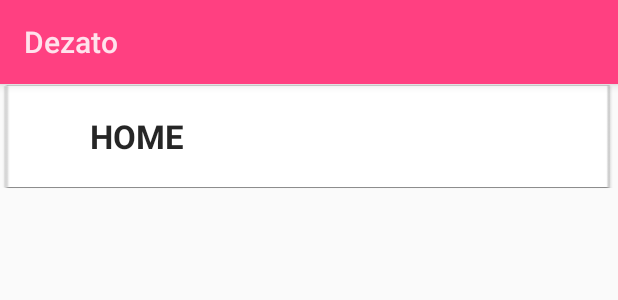
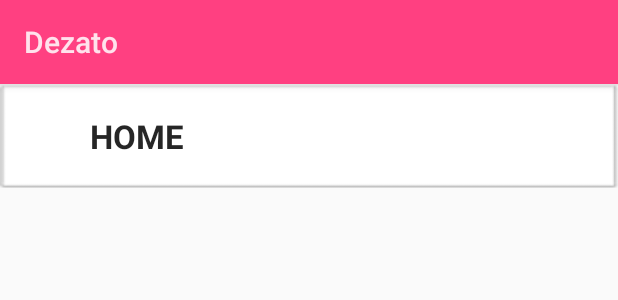
Before and after one commit to Prayongyen/Dezato, an Android app: the layout fragment_list_item.xml on its own in the app's theme, with its tools: preview values and no code run, on a phone screen of 412 x 824 dp. Shown: the top 300 px of the screen. Run offline under Robolectric (Android 15) with nearby library versions, the light colour scheme and no system bars.

Commit message:
Edit Size Picture

```diff
--- a/app/src/main/res/layout/fragment_list_item.xml
+++ b/app/src/main/res/layout/fragment_list_item.xml
@@ -6,7 +6,7 @@
     <FrameLayout
         android:layout_width="fill_parent"
         android:layout_height="70dp"
-        android:background="@drawable/loginbg">
+        android:background="@drawable/listbg">
 
         <ImageView
             android:layout_width="63dp"
```
Also changed, not shown: app/src/main/res/drawable/listbg.png (added), app/src/main/res/drawable/loginbg.png, app/src/main/res/drawable/profilebg.png, app/src/main/res/drawable/table_eating.png, app/src/main/res/drawable/table_free.png, app/src/main/res/drawable/table_reserved.png.
